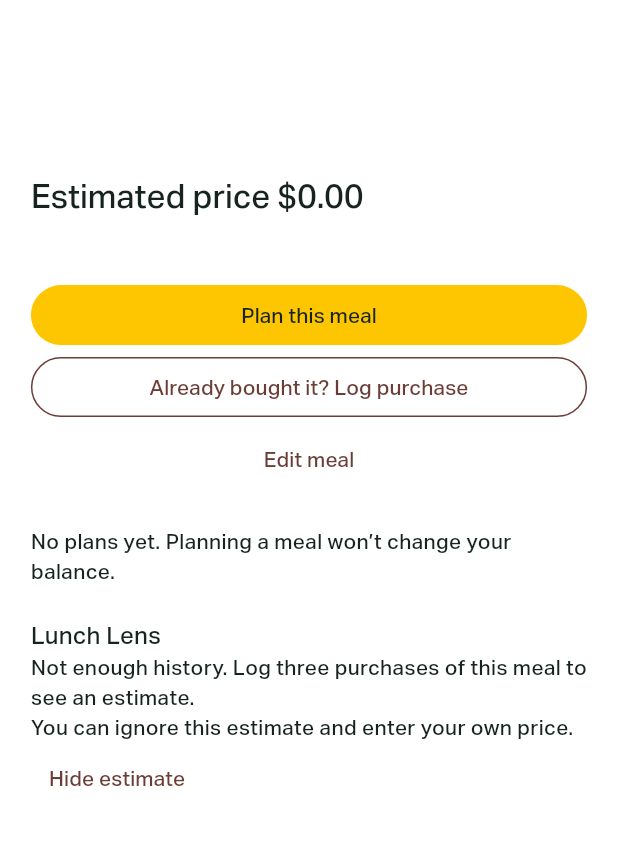
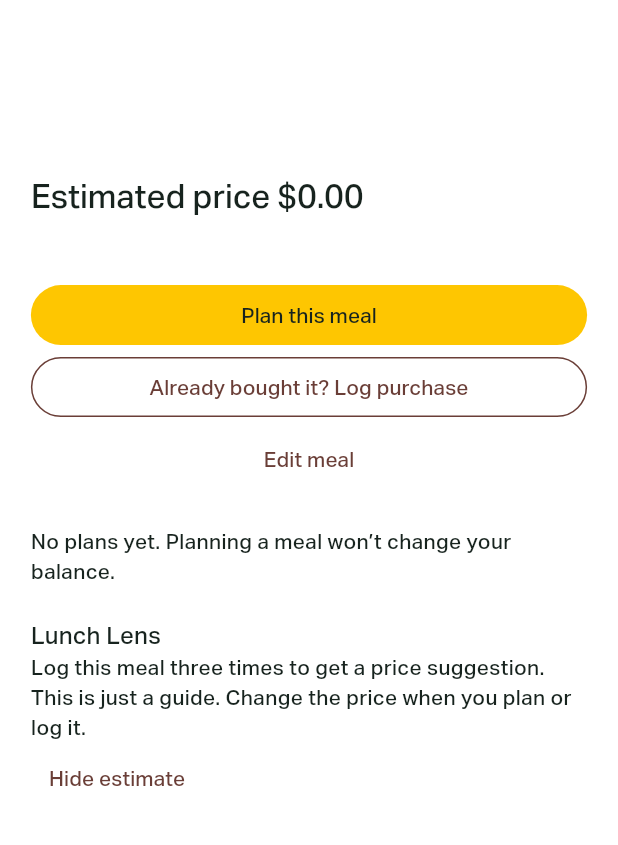
Before and after one commit to aditauqir/project-one-budgetBites, a Flutter app: the MealDetailScreen screen opened directly with empty values, on a phone screen of 412 x 824 dp, the part 62-907 px from its top. Run offline on Flutter 3.47's test engine with Material 3 defaults, Android fonts, the phone set to English and light mode, and no system bars; our stand-ins replace flutter_svg, shared_preferences, sqflite; accounts and stored records are empty.

Commit message:
clean up app words cause some of the messages sounded weird to users

```diff
--- a/lib/screens/home_screen.dart
+++ b/lib/screens/home_screen.dart
@@ -381,7 +381,7 @@ class _HomeScreenState extends State<HomeScreen> {
                                       ? Semantics(
                                           image: true,
                                           label:
-                                              'Saxbys cafe photo placeholder',
+                                              'Saxbys cafe counter',
                                           child: Image.asset(
                                             'assets/images/saxbys-placeholder.png',
                                             fit: BoxFit.cover,
--- a/lib/screens/log_screen.dart
+++ b/lib/screens/log_screen.dart
@@ -161,7 +161,7 @@ class _LogScreenState extends State<LogScreen> {
                 ),
                 const SizedBox(height: 4),
                 const Text(
-                  'Enter what you paid, the item, store and an optional note. Category is suggested from the item name.',
+                  'Add the price, item and store. Add a note if you want. We pick a category from the item name.',
                   style: TextStyle(color: appMuted),
                 ),
                 const SizedBox(height: 14),
--- a/lib/screens/meal_detail_screen.dart
+++ b/lib/screens/meal_detail_screen.dart
@@ -64,7 +64,7 @@ class MealDetailScreen extends StatelessWidget {
           actions: const [
             PageHelp(
               title: 'Meal details',
-              message: 'Plan this meal before buying it, or log it now if you already paid. Lunch Lens uses your last three purchases to suggest a price. You can ignore it. Only Save purchase changes your spending.',
+              message: 'Save this meal to plan it for later, or log it after you buy it. Lunch Lens suggests a price based on your last three purchases.',
             ),
           ],
         ),
--- a/lib/screens/settings_screen.dart
+++ b/lib/screens/settings_screen.dart
@@ -76,7 +76,7 @@ class _SettingsScreenState extends State<SettingsScreen> {
         children: [
           const PageHeading(
             title: 'Settings',
-            help: 'Change your name, campus and budget here. Type an amount or move the slider. Daily goes in 25 cent steps. Weekly money left sets the daily limit. Tap Save settings when youre done.',
+            help: 'Set your name, campus and budgets here. Type an amount or use the sliders. Daily moves by 25 cents at a time. Save when youre done.',
           ),
           SizedBox(height: gap),
           Text('Profile', style: theme.textTheme.headlineSmall),
@@ -93,7 +93,7 @@ class _SettingsScreenState extends State<SettingsScreen> {
           SizedBox(height: gap),
           _budgetControl('Daily', _daily, _dailyLimitCents, gap),
           Text(
-            'Daily limit: ${formatMoney(_dailyLimitCents)} from your remaining weekly budget and days left this week.',
+            'Daily limit: ${formatMoney(_dailyLimitCents)}, based on whats left in your weekly budget and the days left.',
             style: theme.textTheme.bodySmall,
           ),
           SizedBox(height: gap),
--- a/lib/widgets/food_editor.dart
+++ b/lib/widgets/food_editor.dart
@@ -114,7 +114,7 @@ class _FoodEditorDialogState extends State<FoodEditorDialog> {
           Align(
             alignment: Alignment.centerLeft,
             child: Text(
-              'Category: ${inferCategory(_name.text)} (automatic)',
+              'Category: ${inferCategory(_name.text)} (picked from the name)',
               style: const TextStyle(color: appMuted),
             ),
           ),
--- a/lib/widgets/lunch_lens.dart
+++ b/lib/widgets/lunch_lens.dart
@@ -51,7 +51,7 @@ class _LunchLensState extends State<LunchLens> {
             // no guesses when we have less than three earlier receipts.
             if (estimate == null)
               const Text(
-                'Not enough history. Log three purchases of this meal to see an estimate.',
+                'Log this meal three times to get a price suggestion.',
               )
             else ...[
               Text(
@@ -65,11 +65,11 @@ class _LunchLensState extends State<LunchLens> {
                 '${shortDate(estimate.inputs.last.purchasedAt)} – ${shortDate(estimate.inputs.first.purchasedAt)}',
               ),
               const Text(
-                'An average of what you paid before. Your next price may be different.',
+                'Based on past prices. Your next purchase may cost more or less.',
               ),
             ],
             const Text(
-              'You can ignore this estimate and enter your own price.',
+              'This is just a guide. Change the price when you plan or log it.',
             ),
             TextButton(
               onPressed: () => setState(() => _hidden = true),
--- a/lib/widgets/purchase_editor.dart
+++ b/lib/widgets/purchase_editor.dart
@@ -369,7 +369,7 @@ class _PurchaseEditorState extends State<PurchaseEditor> {
               ),
               const SizedBox(height: 8),
               Text(
-                'Category: ${inferCategory(_nameController.text)} · suggested from the item name',
+                'Category: ${inferCategory(_nameController.text)} (picked from the item name)',
                 style: const TextStyle(color: appMuted),
               ),
               if (_error != null) ...[
```
